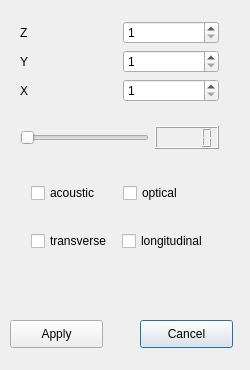
Old version of the form SiliconVisualizer/DialogSizeScatter.ui in the repository epanteleev/SiliconVisualiser.
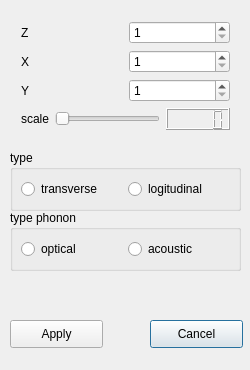
New version of the form.

Commit message: add various type of phonon in Settings window

Diff of the .ui file:
```diff
--- a/SiliconVisualizer/DialogSizeScatter.ui
+++ b/SiliconVisualizer/DialogSizeScatter.ui
@@ -10,13 +10,31 @@
     <height>370</height>
    </rect>
   </property>
+  <property name="sizePolicy">
+   <sizepolicy hsizetype="Fixed" vsizetype="Fixed">
+    <horstretch>0</horstretch>
+    <verstretch>0</verstretch>
+   </sizepolicy>
+  </property>
+  <property name="minimumSize">
+   <size>
+    <width>250</width>
+    <height>370</height>
+   </size>
+  </property>
+  <property name="maximumSize">
+   <size>
+    <width>250</width>
+    <height>370</height>
+   </size>
+  </property>
   <property name="windowTitle">
    <string>DialogSizeScatter</string>
   </property>
   <widget class="QPushButton" name="cancelButton">
    <property name="geometry">
     <rect>
-     <x>140</x>
+     <x>150</x>
      <y>320</y>
      <width>93</width>
      <height>28</height>
@@ -42,30 +60,23 @@
   <widget class="QWidget" name="verticalLayoutWidget">
    <property name="geometry">
     <rect>
-     <x>9</x>
+     <x>10</x>
      <y>10</y>
-     <width>221</width>
-     <height>281</height>
+     <width>231</width>
+     <height>131</height>
     </rect>
    </property>
    <layout class="QVBoxLayout" name="verticalLayout">
     <item>
-     <layout class="QGridLayout" name="gridLayout">
-      <item row="2" column="1">
-       <widget class="QSpinBox" name="xSpinBox">
-        <property name="minimum">
-         <number>1</number>
+     <layout class="QHBoxLayout" name="horizontalLayout_4">
+      <item>
+       <widget class="QLabel" name="label">
+        <property name="text">
+         <string>Z</string>
         </property>
        </widget>
       </item>
-      <item row="1" column="1">
-       <widget class="QSpinBox" name="ySpinBox">
-        <property name="minimum">
-         <number>1</number>
-        </property>
-       </widget>
-      </item>
-      <item row="0" column="1">
+      <item>
        <widget class="QSpinBox" name="zSpinBox">
         <property name="wrapping">
          <bool>false</bool>
@@ -75,44 +86,53 @@
         </property>
        </widget>
       </item>
-      <item row="2" column="0">
+     </layout>
+    </item>
+    <item>
+     <layout class="QHBoxLayout" name="horizontalLayout_6">
+      <item>
        <widget class="QLabel" name="label_2">
         <property name="text">
          <string>X</string>
         </property>
        </widget>
       </item>
-      <item row="1" column="0">
+      <item>
+       <widget class="QSpinBox" name="xSpinBox">
+        <property name="minimum">
+         <number>1</number>
+        </property>
+       </widget>
+      </item>
+     </layout>
+    </item>
+    <item>
+     <layout class="QHBoxLayout" name="horizontalLayout_7">
+      <item>
        <widget class="QLabel" name="label_3">
         <property name="text">
          <string>Y</string>
         </property>
        </widget>
       </item>
-      <item row="0" column="0">
-       <widget class="QLabel" name="label">
-        <property name="text">
-         <string>Z</string>
+      <item>
+       <widget class="QSpinBox" name="ySpinBox">
+        <property name="minimum">
+         <number>1</number>
         </property>
        </widget>
       </item>
      </layout>
     </item>
-    <item>
-     <spacer name="verticalSpacer">
-      <property name="orientation">
-       <enum>Qt::Vertical</enum>
-      </property>
-      <property name="sizeHint" stdset="0">
-       <size>
-        <width>20</width>
-        <height>40</height>
-       </size>
-      </property>
-     </spacer>
-    </item>
     <item>
      <layout class="QHBoxLayout" name="horizontalLayout">
+      <item>
+       <widget class="QLabel" name="label_4">
+        <property name="text">
+         <string>scale</string>
+        </property>
+       </widget>
+      </item>
       <item>
        <widget class="QSlider" name="rangeSlider">
         <property name="minimum">
@@ -131,50 +151,29 @@
       </item>
      </layout>
     </item>
-    <item>
-     <spacer name="verticalSpacer_3">
-      <property name="orientation">
-       <enum>Qt::Vertical</enum>
-      </property>
-      <property name="sizeHint" stdset="0">
-       <size>
-        <width>20</width>
-        <height>40</height>
-       </size>
-      </property>
-     </spacer>
-    </item>
-    <item>
-     <layout class="QHBoxLayout" name="horizontalLayout_2">
-      <property name="leftMargin">
-       <number>11</number>
-      </property>
-      <property name="topMargin">
-       <number>11</number>
-      </property>
-      <property name="rightMargin">
-       <number>11</number>
-      </property>
-      <property name="bottomMargin">
-       <number>11</number>
-      </property>
-      <item>
-       <widget class="QCheckBox" name="acoustic">
-        <property name="text">
-         <string>acoustic</string>
-        </property>
-       </widget>
-      </item>
-      <item>
-       <widget class="QCheckBox" name="optical">
-        <property name="text">
-         <string>optical</string>
-        </property>
-       </widget>
-      </item>
-     </layout>
-    </item>
-    <item>
+   </layout>
+  </widget>
+  <widget class="QGroupBox" name="groupBox">
+   <property name="geometry">
+    <rect>
+     <x>10</x>
+     <y>150</y>
+     <width>231</width>
+     <height>61</height>
+    </rect>
+   </property>
+   <property name="title">
+    <string>type</string>
+   </property>
+   <widget class="QWidget" name="layoutWidget">
+    <property name="geometry">
+     <rect>
+      <x>0</x>
+      <y>20</y>
+      <width>229</width>
+      <height>38</height>
+     </rect>
+    </property>
      <layout class="QHBoxLayout" name="horizontalLayout_3">
       <property name="leftMargin">
        <number>11</number>
@@ -189,35 +188,72 @@
        <number>11</number>
       </property>
       <item>
-       <widget class="QCheckBox" name="transverse">
+      <widget class="QRadioButton" name="transverseRadioButton">
         <property name="text">
          <string>transverse</string>
         </property>
        </widget>
       </item>
       <item>
-       <widget class="QCheckBox" name="longitudinal">
+      <widget class="QRadioButton" name="longitudinalRadioButton">
         <property name="text">
-         <string>longitudinal</string>
+        <string>logitudinal</string>
         </property>
        </widget>
       </item>
      </layout>
+   </widget>
+  </widget>
+  <widget class="QGroupBox" name="groupBox_2">
+   <property name="geometry">
+    <rect>
+     <x>10</x>
+     <y>210</y>
+     <width>231</width>
+     <height>61</height>
+    </rect>
+   </property>
+   <property name="title">
+    <string>type phonon</string>
+   </property>
+   <widget class="QWidget" name="layoutWidget">
+    <property name="geometry">
+     <rect>
+      <x>0</x>
+      <y>20</y>
+      <width>229</width>
+      <height>38</height>
+     </rect>
+    </property>
+    <layout class="QHBoxLayout" name="horizontalLayout_2">
+     <property name="leftMargin">
+      <number>11</number>
+     </property>
+     <property name="topMargin">
+      <number>11</number>
+     </property>
+     <property name="rightMargin">
+      <number>11</number>
+     </property>
+     <property name="bottomMargin">
+      <number>11</number>
+     </property>
+     <item>
+      <widget class="QRadioButton" name="opticalRadioButton">
+       <property name="text">
+        <string>optical</string>
+       </property>
+      </widget>
     </item>
     <item>
-     <spacer name="verticalSpacer_2">
-      <property name="orientation">
-       <enum>Qt::Vertical</enum>
-      </property>
-      <property name="sizeHint" stdset="0">
-       <size>
-        <width>20</width>
-        <height>40</height>
-       </size>
-      </property>
-     </spacer>
-    </item>
-   </layout>
+      <widget class="QRadioButton" name="acousticRadioButton">
+       <property name="text">
+        <string>acoustic</string>
+       </property>
+      </widget>
+     </item>
+    </layout>
+   </widget>
   </widget>
  </widget>
  <layoutdefault spacing="6" margin="11"/>
```
Left out of the diff: 5 changed lines with no effect on the pictures. Lines whose indentation alone changed are shown as unchanged. The commit also changes 8 other files.
